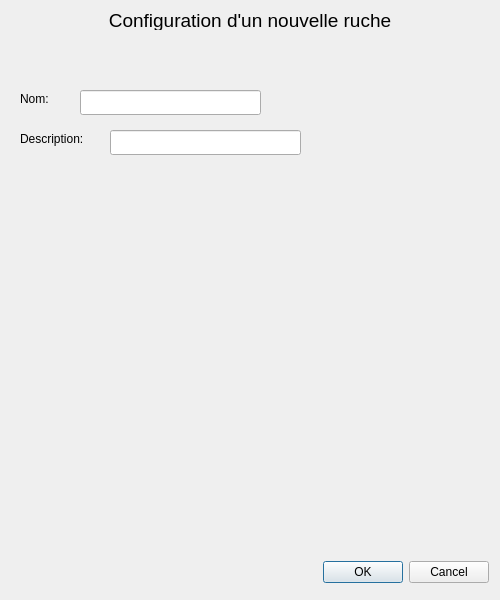
Before: the Qt Designer form Projet/beehoneyt/nouvelleruche.ui in ZaYFix/dev, drawn with Qt 5.
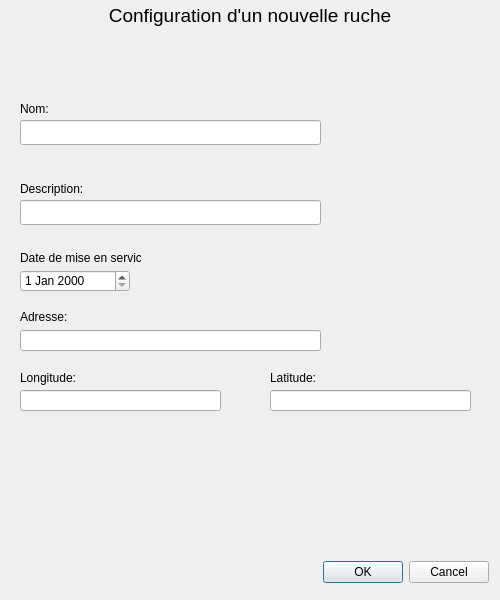
After: the same form once the commit is applied.

Diff of the .ui file:
```diff
--- a/Projet/beehoneyt/nouvelleruche.ui
+++ b/Projet/beehoneyt/nouvelleruche.ui
@@ -29,13 +29,13 @@
     <set>QDialogButtonBox::Cancel|QDialogButtonBox::Ok</set>
    </property>
   </widget>
-  <widget class="QLabel" name="label">
+  <widget class="QLabel" name="label_nom_fenetre">
    <property name="geometry">
     <rect>
      <x>0</x>
-     <y>10</y>
+     <y>0</y>
      <width>500</width>
-     <height>20</height>
+     <height>31</height>
     </rect>
    </property>
    <property name="font">
@@ -50,11 +50,11 @@
     <set>Qt::AlignCenter</set>
    </property>
   </widget>
-  <widget class="QLabel" name="label_2">
+  <widget class="QLabel" name="label_nom">
    <property name="geometry">
     <rect>
      <x>20</x>
-     <y>90</y>
+     <y>100</y>
      <width>67</width>
      <height>17</height>
     </rect>
@@ -63,12 +63,12 @@
     <string>Nom:</string>
    </property>
   </widget>
-  <widget class="QLineEdit" name="lineEdit">
+  <widget class="QLineEdit" name="lineEdit_nom">
    <property name="geometry">
     <rect>
-     <x>80</x>
-     <y>90</y>
-     <width>181</width>
+     <x>20</x>
+     <y>120</y>
+     <width>301</width>
      <height>25</height>
     </rect>
    </property>
@@ -77,7 +77,7 @@
    <property name="geometry">
     <rect>
      <x>20</x>
-     <y>130</y>
+     <y>180</y>
      <width>91</width>
      <height>17</height>
     </rect>
@@ -86,13 +86,105 @@
     <string>Description:</string>
    </property>
   </widget>
+  <widget class="QLineEdit" name="lineEdit_description">
+   <property name="geometry">
+    <rect>
+     <x>20</x>
+     <y>200</y>
+     <width>301</width>
+     <height>25</height>
+    </rect>
+   </property>
+  </widget>
+  <widget class="QDateEdit" name="dateEdit_mise_en_service">
+   <property name="geometry">
+    <rect>
+     <x>20</x>
+     <y>270</y>
+     <width>110</width>
+     <height>22</height>
+    </rect>
+   </property>
+  </widget>
+  <widget class="QLabel" name="label_date">
+   <property name="geometry">
+    <rect>
+     <x>20</x>
+     <y>250</y>
+     <width>121</width>
+     <height>16</height>
+    </rect>
+   </property>
+   <property name="text">
+    <string>Date de mise en service:</string>
+   </property>
+  </widget>
+  <widget class="QLabel" name="label_adresse">
+   <property name="geometry">
+    <rect>
+     <x>20</x>
+     <y>310</y>
+     <width>47</width>
+     <height>14</height>
+    </rect>
+   </property>
+   <property name="text">
+    <string>Adresse:</string>
+   </property>
+  </widget>
+  <widget class="QLineEdit" name="lineEdit_adresse">
+   <property name="geometry">
+    <rect>
+     <x>20</x>
+     <y>330</y>
+     <width>301</width>
+     <height>21</height>
+    </rect>
+   </property>
+  </widget>
+  <widget class="QLabel" name="label">
+   <property name="geometry">
+    <rect>
+     <x>20</x>
+     <y>370</y>
+     <width>61</width>
+     <height>16</height>
+    </rect>
+   </property>
+   <property name="text">
+    <string>Longitude:</string>
+   </property>
+  </widget>
+  <widget class="QLineEdit" name="lineEdit">
+   <property name="geometry">
+    <rect>
+     <x>20</x>
+     <y>390</y>
+     <width>201</width>
+     <height>21</height>
+    </rect>
+   </property>
+  </widget>
+  <widget class="QLabel" name="label_2">
+   <property name="geometry">
+    <rect>
+     <x>270</x>
+     <y>370</y>
+     <width>51</width>
+     <height>16</height>
+    </rect>
+   </property>
+   <property name="text">
+    <string>Latitude:</string>
+   </property>
+  </widget>
   <widget class="QLineEdit" name="lineEdit_2">
    <property name="geometry">
     <rect>
-     <x>110</x>
-     <y>130</y>
-     <width>191</width>
-     <height>25</height>
+     <x>270</x>
+     <y>390</y>
+     <width>201</width>
+     <height>21</height>
     </rect>
    </property>
   </widget>
```
Left out of the diff: 2 changed lines with no effect on the pictures.
